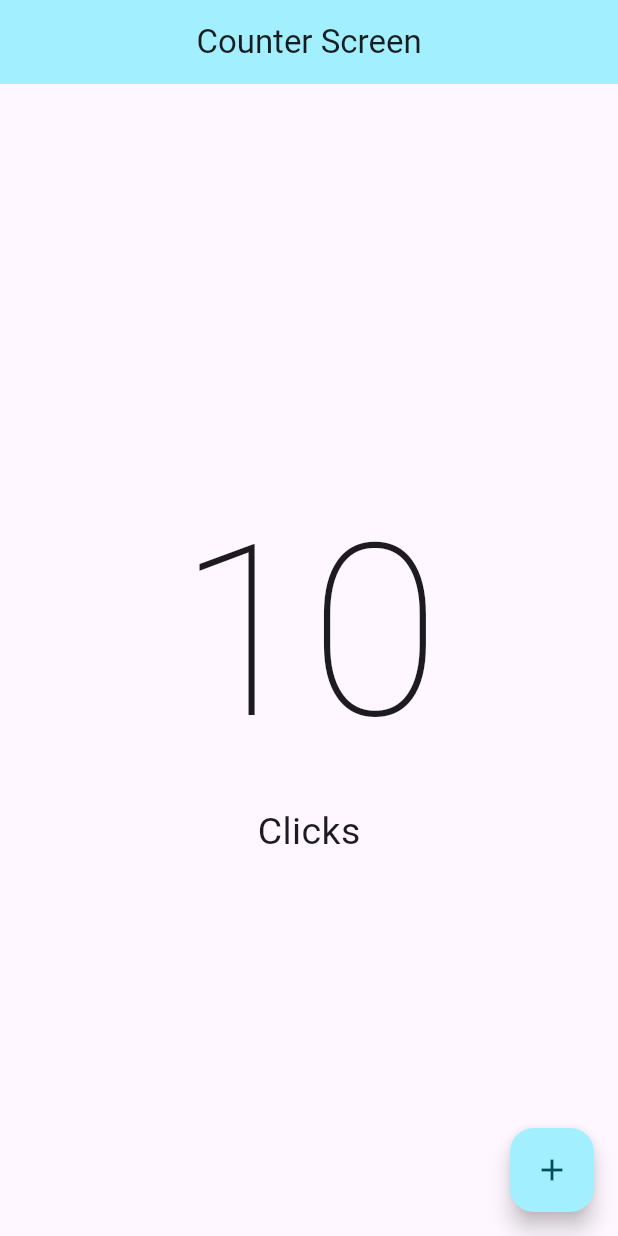
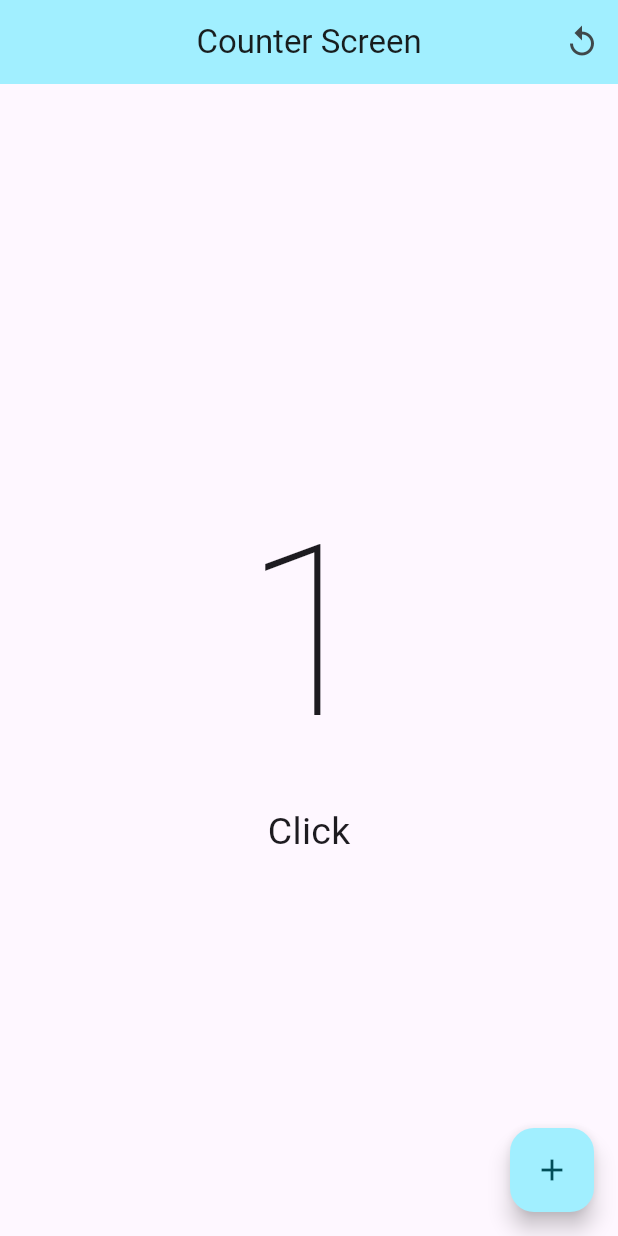
Before and after one commit to eacardenase/flutter-op-counter, a Flutter app: the screen it shows after launch, after a tap on the "add" icon, on a phone screen of 412 x 824 dp. Run offline on Flutter 3.47's test engine with Material 3 defaults, Android fonts, the phone set to English and light mode, and no system bars.

Commit message:
feat: counter main functionality

```diff
--- a/lib/presentation/screens/counter/counter_screen.dart
+++ b/lib/presentation/screens/counter/counter_screen.dart
@@ -1,7 +1,30 @@
 import 'package:flutter/material.dart';
 
-class CounterScreen extends StatelessWidget {
+class CounterScreen extends StatefulWidget {
   const CounterScreen({super.key});
+
+  @override
+  State<CounterScreen> createState() => _CounterScreenState();
+}
+
+class _CounterScreenState extends State<CounterScreen> {
+  var _clickCounter = 0;
+
+  String get _clicksText {
+    return 'Click${_clickCounter == 1 ? '' : 's'}';
+  }
+
+  void _incrementCounter() {
+    setState(() {
+      _clickCounter++;
+    });
+  }
+
+  void _resetCounter() {
+    setState(() {
+      _clickCounter = 0;
+    });
+  }
 
   @override
   Widget build(BuildContext context) {
@@ -9,21 +32,27 @@ class CounterScreen extends StatelessWidget {
       appBar: AppBar(
         title: const Text('Counter Screen'),
         centerTitle: true,
+        actions: [
+          IconButton(
+            onPressed: _resetCounter,
+            icon: const Icon(Icons.replay),
+          )
+        ],
       ),
-      body: const Center(
+      body: Center(
         child: Column(
           mainAxisAlignment: MainAxisAlignment.center,
           children: [
             Text(
-              '10',
-              style: TextStyle(
+              '$_clickCounter',
+              style: const TextStyle(
                 fontSize: 160,
                 fontWeight: FontWeight.w100,
               ),
             ),
             Text(
-              'Clicks',
-              style: TextStyle(
+              _clicksText,
+              style: const TextStyle(
                 fontSize: 25,
               ),
             ),
@@ -31,7 +60,7 @@ class CounterScreen extends StatelessWidget {
         ),
       ),
       floatingActionButton: FloatingActionButton(
-        onPressed: () {},
+        onPressed: _incrementCounter,
         child: const Icon(Icons.add),
       ),
     );
```
